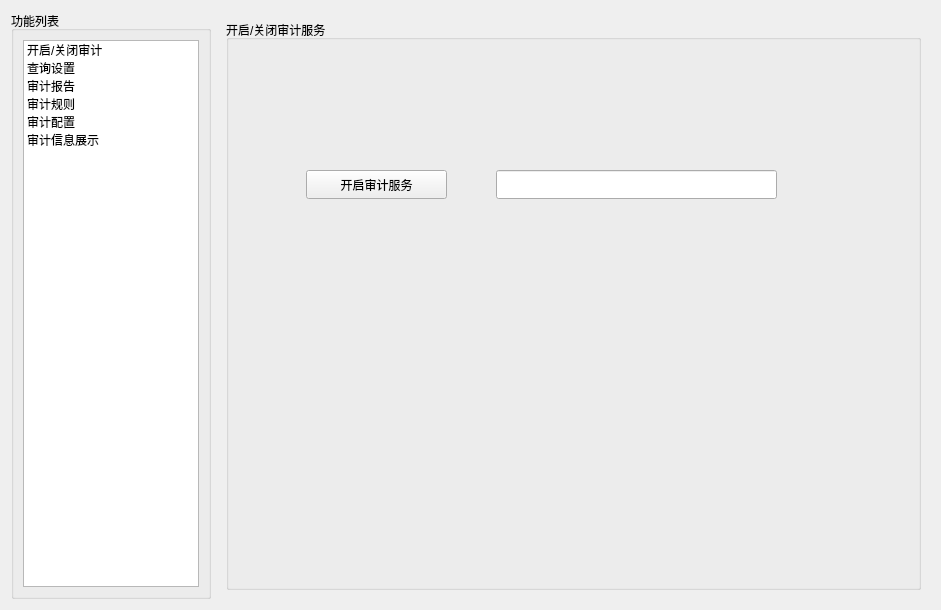
Above: AUD/tabauditpage.ui from liuyufeng509/SecCenter before the change. Below: the same form after it.
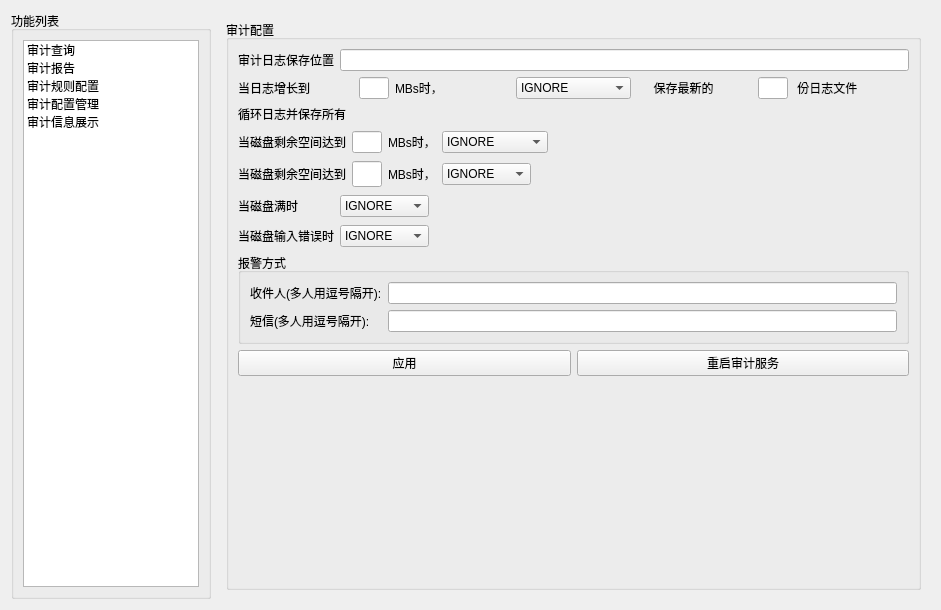
That is the form after the change. The open tabs and pages were chosen to show the change.

Patch:
```diff
--- a/AUD/tabauditpage.ui
+++ b/AUD/tabauditpage.ui
@@ -48,12 +48,7 @@
         </property>
         <item>
          <property name="text">
-          <string>开启/关闭审计</string>
-         </property>
-        </item>
-        <item>
-         <property name="text">
-          <string>查询设置</string>
+          <string>审计查询</string>
          </property>
         </item>
         <item>
@@ -63,12 +58,12 @@
         </item>
         <item>
          <property name="text">
-          <string>审计规则</string>
+          <string>审计规则配置</string>
          </property>
         </item>
         <item>
          <property name="text">
-          <string>审计配置</string>
+          <string>审计配置管理</string>
          </property>
         </item>
         <item>
@@ -86,46 +81,6 @@
      <property name="currentIndex">
       <number>5</number>
      </property>
-     <widget class="QWidget" name="open_closePage">
-      <layout class="QGridLayout" name="gridLayout_22">
-       <item row="0" column="0">
-        <widget class="QGroupBox" name="groupBox">
-         <property name="enabled">
-          <bool>true</bool>
-         </property>
-         <property name="title">
-          <string>开启/关闭审计服务</string>
-         </property>
-         <widget class="QPushButton" name="closeAduButton">
-          <property name="geometry">
-           <rect>
-            <x>80</x>
-            <y>150</y>
-            <width>141</width>
-            <height>29</height>
-           </rect>
-          </property>
-          <property name="text">
-           <string>开启审计服务</string>
-          </property>
-         </widget>
-         <widget class="QLineEdit" name="audStatusEdit">
-          <property name="geometry">
-           <rect>
-            <x>270</x>
-            <y>150</y>
-            <width>281</width>
-            <height>29</height>
-           </rect>
-          </property>
-          <property name="readOnly">
-           <bool>true</bool>
-          </property>
-         </widget>
-        </widget>
-       </item>
-      </layout>
-     </widget>
      <widget class="QWidget" name="queryPage">
       <layout class="QGridLayout" name="gridLayout_23">
        <item row="0" column="0">
@@ -1632,8 +1587,8 @@
          <property name="title">
           <string>审计配置</string>
          </property>
-         <layout class="QVBoxLayout" name="verticalLayout">
-          <item>
+         <layout class="QGridLayout" name="gridLayout_16">
+          <item row="0" column="0" colspan="2">
            <layout class="QHBoxLayout" name="horizontalLayout_6">
             <item>
              <widget class="QLabel" name="label_21">
@@ -1647,7 +1602,7 @@
             </item>
            </layout>
           </item>
-          <item>
+          <item row="1" column="0" colspan="2">
            <layout class="QHBoxLayout" name="horizontalLayout_7">
             <item>
              <widget class="QLabel" name="label_22">
@@ -1740,14 +1695,14 @@
             </item>
            </layout>
           </item>
-          <item>
+          <item row="2" column="0">
            <widget class="QLabel" name="label_23">
             <property name="text">
              <string>循环日志并保存所有</string>
             </property>
            </widget>
           </item>
-          <item>
+          <item row="3" column="0" colspan="2">
            <layout class="QHBoxLayout" name="horizontalLayout_9">
             <item>
              <widget class="QLabel" name="label_24">
@@ -1823,7 +1778,7 @@
             </item>
            </layout>
           </item>
-          <item>
+          <item row="4" column="0" colspan="2">
            <layout class="QHBoxLayout" name="horizontalLayout_10">
             <item>
              <widget class="QLabel" name="label_25">
@@ -1904,7 +1859,7 @@
             </item>
            </layout>
           </item>
-          <item>
+          <item row="5" column="0" colspan="2">
            <layout class="QGridLayout" name="gridLayout_20">
             <item row="0" column="2">
              <widget class="QComboBox" name="disk_full_action_comboBox">
@@ -1993,7 +1948,7 @@
             </item>
            </layout>
           </item>
-          <item>
+          <item row="6" column="0" colspan="2">
            <widget class="QGroupBox" name="groupBox_15">
             <property name="title">
              <string>报警方式</string>
@@ -2008,21 +1963,21 @@
              <item row="0" column="0">
               <widget class="QLabel" name="label_28">
                <property name="text">
-                <string>收件人:</string>
+                <string>收件人(多人用逗号隔开):</string>
                </property>
               </widget>
              </item>
              <item row="2" column="0">
               <widget class="QLabel" name="label_29">
                <property name="text">
-                <string>短信:</string>
+                <string>短信(多人用逗号隔开):</string>
                </property>
               </widget>
              </item>
             </layout>
            </widget>
           </item>
-          <item>
+          <item row="7" column="0">
            <layout class="QHBoxLayout" name="horizontalLayout_11">
             <item>
              <widget class="QPushButton" name="apl_cfg_Button">
@@ -2033,7 +1988,14 @@
             </item>
            </layout>
           </item>
-          <item>
+          <item row="7" column="1">
+           <widget class="QPushButton" name="restartAduButton">
+            <property name="text">
+             <string>重启审计服务</string>
+            </property>
+           </widget>
+          </item>
+          <item row="8" column="0">
            <spacer name="verticalSpacer">
             <property name="orientation">
              <enum>Qt::Vertical</enum>
```
Left out of the diff: 16 changed lines with no effect on the pictures.
